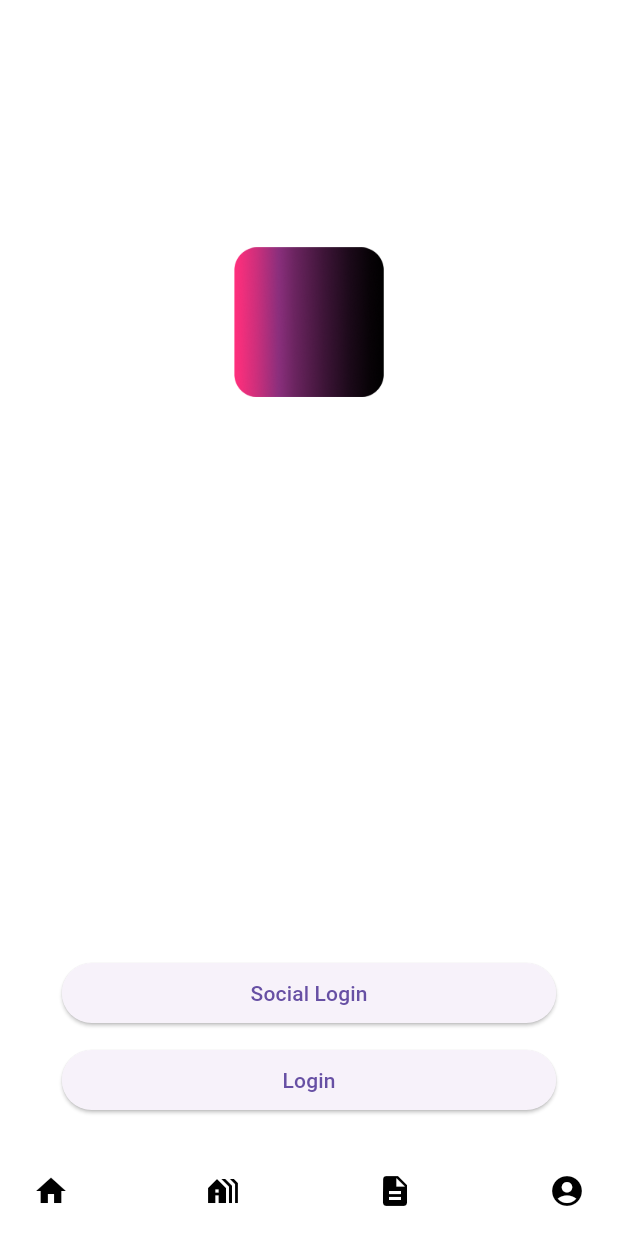
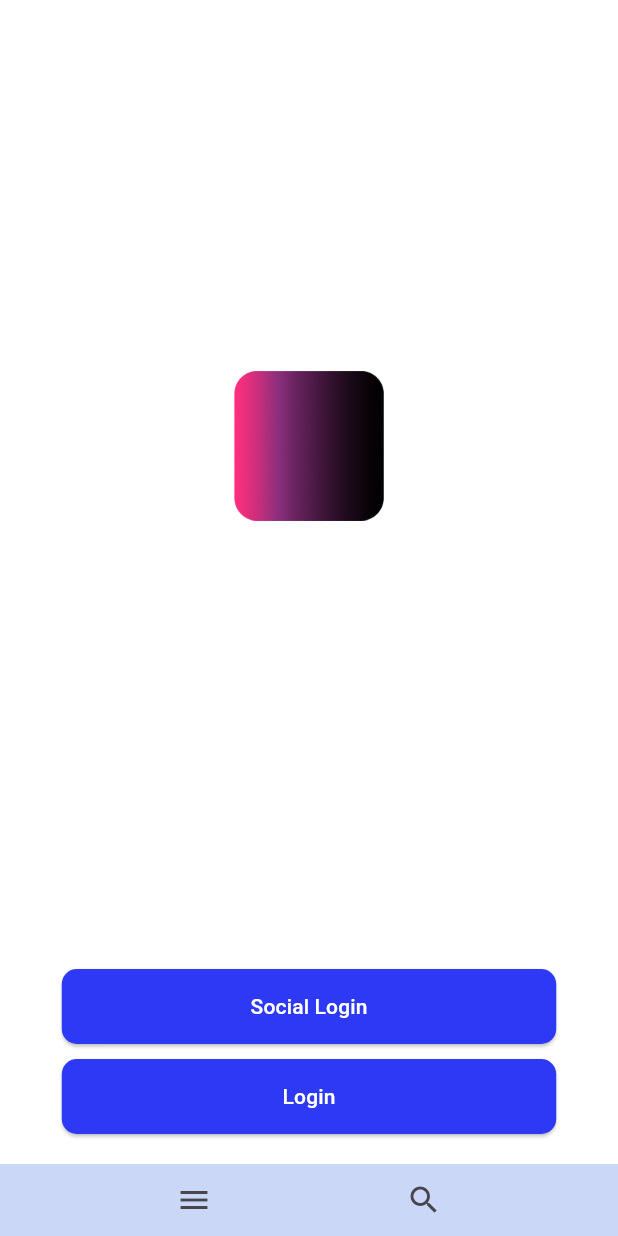
Before and after one commit to SPARCS-Service-Hackathon-2024/A4-App, a Flutter app: the screen it shows after launch, on a phone screen of 412 x 824 dp. Run offline on Flutter 3.47's test engine with Material 3 defaults, Android fonts, the phone set to English and light mode, and no system bars; our stand-ins replace flutter_screenutil, google_fonts, percent_indicator.

Commit message:
feat: 페이지1 구현 #1

```diff
--- a/app_front/lib/View/Components/app_bar.dart
+++ /dev/null
@@ -1,49 +0,0 @@
-import 'package:flutter/material.dart';
-
-class CustomAppBar extends StatelessWidget {
-  const CustomAppBar({Key? key}) : super(key: key);
-
-  @override
-  Widget build(BuildContext context) {
-    return Material(
-      child: Container(
-      padding: EdgeInsets.symmetric(horizontal: 10.0), // 좌우 여백 추가
-      height: 60.0, // 앱 바의 높이
-      color: Colors.white, // 앱 바의 배경색
-      child: Row(
-        mainAxisAlignment: MainAxisAlignment.spaceBetween, // 아이콘들을 양 끝으로 정렬
-        children: [
-          // 홈 아이콘
-          IconButton(
-            icon: Icon(Icons.home, color: Colors.black),
-            onPressed: () {
-              // 홈 아이콘 클릭 시 동작
-            },
-          ),
-          // 알림 아이콘
-          IconButton(
-            icon: Icon(Icons.holiday_village, color: Colors.black),
-            onPressed: () {
-              // 알림 아이콘 클릭 시 동작
-            },
-          ),
-          // 문서 아이콘
-          IconButton(
-            icon: Icon(Icons.description, color: Colors.black),
-            onPressed: () {
-              // 문서 아이콘 클릭 시 동작
-            },
-          ),
-          // 계정 아이콘
-          IconButton(
-            icon: Icon(Icons.account_circle, color: Colors.black),
-            onPressed: () {
-              // 계정 아이콘 클릭 시 동작
-            },
-          ),
-        ],
-      ),
-      ),
-    );
-  }
-}
--- a/app_front/lib/View/Screen/login_page.dart
+++ b/app_front/lib/View/Screen/login_page.dart
@@ -1,4 +1,5 @@
 import 'package:app_front/View/Components/app_bar.dart';
+import 'package:app_front/View/Screen/quest_page.dart';
 import 'package:flutter/material.dart';
 
 import '../../Resources/images/image_assets.dart';
@@ -10,7 +11,7 @@ class LoginPage extends StatelessWidget {
     final screenWidth = MediaQuery.of(context).size.width;
     final buttonWidth = screenWidth * 0.8; // 버튼 너비를 화면의 80%로 설정
     final screenHeight = MediaQuery.of(context).size.height;
-    final topPadding = screenHeight * 0.2; // 화면 높이의 20%를 상단 패딩으로 사용
+    final topPadding = screenHeight * 0.3; // 화면 높이의 20%를 상단 패딩으로 사용
 
     return Scaffold(
       backgroundColor: Colors.white,
@@ -26,28 +27,70 @@ class LoginPage extends StatelessWidget {
           Spacer(),
           Container(
             width: buttonWidth, // 버튼 너비 설정
+            height: 50,
             child: ElevatedButton(
               onPressed: () {
                 // 소셜 로그인 버튼 클릭 시 동작
+                Navigator.push(
+                  context,
+                  MaterialPageRoute(builder: (context) => QuestPage(),
+                  ),
+                );
               },
               child: const Text('Social Login'),
+              style: ElevatedButton.styleFrom(
+                foregroundColor: Colors.white, backgroundColor: Color(0xFF2E39F6), // 버튼의 텍스트 색상 설정 (배경색이 어두울 때 보통 흰색을 사용)
+                shape: RoundedRectangleBorder(
+                  borderRadius: BorderRadius.circular(10), // 버튼의 모서리를 둥글게 설정
+                ),
+              ),
+
             ),
           ),// 로고와 하단 버튼 사이의 공간을 최대화
+          // 소셜 로그인 버튼
 
           const SizedBox(height: 10), // 버튼 사이의 간격
           Container(
             width: buttonWidth, // 버튼 너비 설정
+            height: 50,
             child: ElevatedButton(
               onPressed: () {
                 // 일반 로그인 버튼 클릭 시 동작
+                // 소셜 로그인 버튼 클릭 시 동작
+                Navigator.push(
+                  context,
+                  MaterialPageRoute(builder: (context) => QuestPage(),
+                  ),
+                );
               },
               child: const Text('Login'),
+              style: ElevatedButton.styleFrom(
+                foregroundColor: Colors.white, backgroundColor: Color(0xFF2E39F6), // 버튼의 텍스트 색상 설정 (배경색이 어두울 때 보통 흰색을 사용)
+                shape: RoundedRectangleBorder(
+                  borderRadius: BorderRadius.circular(10), // 버튼의 모서리를 둥글게 설정
+                ),
+              ),
             ),
           ),
           const SizedBox(height: 20), // 하단 여백
-          const CustomAppBar(),
 
         ],
+      ),
+      bottomNavigationBar: Container(
+          color: Color(0xFFCBD7F7), // BottomAppBar 배경색 설정
+        child: Column(
+          mainAxisSize: MainAxisSize.min, // 필요한 만큼의 크기만 차지하도록 설정
+          children: <Widget>[
+            Row(
+              mainAxisAlignment: MainAxisAlignment.spaceEvenly, // 아이콘들을 공간 동등하게 배치
+              children: <Widget>[
+                IconButton(icon: Icon(Icons.menu), onPressed: () {}),
+                IconButton(icon: Icon(Icons.search), onPressed: () {}),
+                // 다른 아이콘 버튼 추가 가능
+              ],
+            ),
+          ],
+        ),
       ),
     );
   }
```
Also changed, not shown: app_front/lib/Model/User.dart (added, +34 -0 lines), app_front/lib/View/Components/misson_card.dart (added, +67 -0 lines), app_front/lib/View/Components/profile_card.dart (added, +64 -0 lines), app_front/lib/View/Components/progress_bar.dart (added, +31 -0 lines), app_front/lib/View/Components/todays_postcard.dart (added, +70 -0 lines), app_front/lib/View/Screen/quest_page.dart (added, +98 -0 lines), app_front/pubspec.yaml (+10 -0 lines), app_front/lib/Resources/Style/app_size.dart (added), app_front/pubspec.lock, 2 other files.
